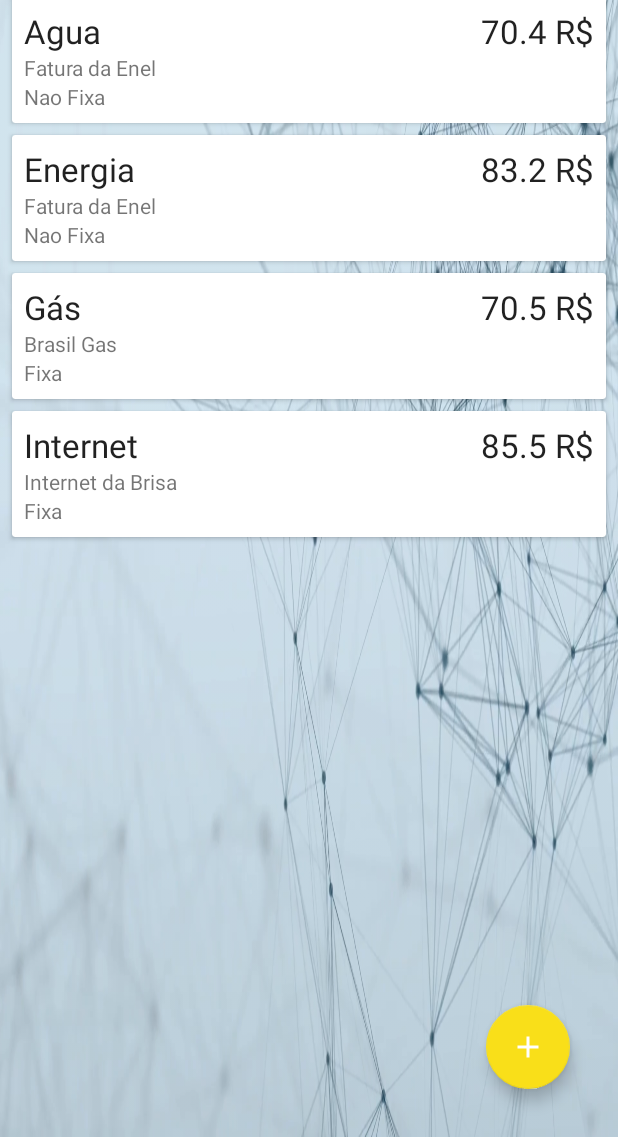
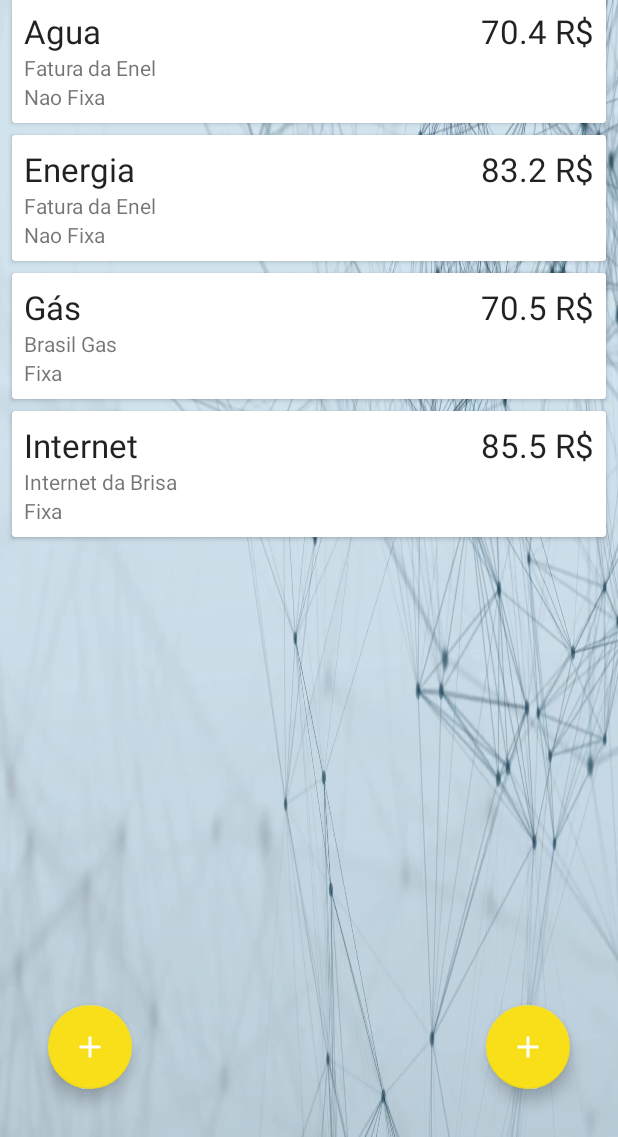
Before and after one commit to gildardmhn/DespesasAppAndroid, an Android app: the MainActivity screen opened directly, with no data from a screen before it, on a phone screen of 412 x 824 dp, the part 99-1236 px from its top. Run offline under Robolectric (Android 15) with nearby library versions, the phone set to English and light mode, and no system bars; our stand-ins replace Firebase (no records; nobody signed in at launch, a user with empty details on screens opened directly), Room's generated code.

```diff
--- a/app/build.gradle
+++ b/app/build.gradle
@@ -1,4 +1,5 @@
 apply plugin: 'com.android.application'
+apply plugin: 'com.google.gms.google-services'
 
 android {
     compileSdkVersion 28
@@ -23,6 +24,8 @@ dependencies {
     def room_version = "2.1.0-beta01"
 
     implementation "androidx.lifecycle:lifecycle-extensions:$lifecycle_version"
+    implementation 'com.google.firebase:firebase-database:16.0.4'
+    implementation 'com.google.android.gms:play-services-maps:16.1.0'
     annotationProcessor "android.arch.lifecycle:compiler:$lifecycle_version"
 
     implementation "androidx.room:room-runtime:$room_version"
@@ -40,3 +43,5 @@ dependencies {
     androidTestImplementation 'androidx.test:runner:1.2.0-beta01'
     androidTestImplementation 'com.android.support.test.espresso:espresso-core:3.0.2'
 }
+
+apply plugin: 'com.google.gms.google-services'
--- a/app/src/main/java/com/codinginflow/despesas/Activity/MainActivity.java
+++ b/app/src/main/java/com/codinginflow/despesas/Activity/MainActivity.java
@@ -23,8 +23,12 @@ import com.codinginflow.despesas.ViewModel.DespesaViewModel;
 import com.codinginflow.despesas.Model.Despesa;
 import com.codinginflow.despesas.R;
 import com.google.android.material.floatingactionbutton.FloatingActionButton;
+import com.google.firebase.FirebaseApp;
+import com.google.firebase.database.DatabaseReference;
+import com.google.firebase.database.FirebaseDatabase;
 
 import java.util.List;
+import java.util.UUID;
 
 public class MainActivity extends AppCompatActivity {
 
@@ -35,10 +39,15 @@ public class MainActivity extends AppCompatActivity {
     private DrawerLayout mDrawerLayout;
     private ActionBarDrawerToggle mToggle;
 
+    FirebaseDatabase firebaseDatabase;
+    DatabaseReference databaseReference;
+
     @Override
     protected void onCreate(Bundle savedInstanceState) {
         super.onCreate(savedInstanceState);
         setContentView(R.layout.activity_main);
+
+        inicializarFirebase();
 
         mDrawerLayout = (DrawerLayout) findViewById(R.id.drawer);
         mToggle = new ActionBarDrawerToggle(this, mDrawerLayout, R.string.open, R.string.close);
@@ -54,6 +63,15 @@ public class MainActivity extends AppCompatActivity {
             public void onClick(View v) {
                 Intent intent = new Intent(MainActivity.this, AddEditDespesaActivity.class);
                 startActivityForResult(intent, ADD_DESPESA_REQUEST);
+            }
+        });
+
+        FloatingActionButton buttonMapa = findViewById(R.id.button_map);
+        buttonMapa.setOnClickListener(new View.OnClickListener() {
+            @Override
+            public void onClick(View v) {
+                Intent intent = new Intent(MainActivity.this, MapsActivity.class);
+                startActivity(intent);
             }
         });
 
@@ -99,6 +117,13 @@ public class MainActivity extends AppCompatActivity {
         });
     }
 
+    private void inicializarFirebase() {
+        FirebaseApp.initializeApp(MainActivity.this);
+        firebaseDatabase = FirebaseDatabase.getInstance();
+        databaseReference = firebaseDatabase.getReference();
+    }
+
+
     @Override
     protected void onActivityResult(int requestCode, int resultCode, Intent data) {
         super.onActivityResult(requestCode, resultCode, data);
@@ -108,9 +133,15 @@ public class MainActivity extends AppCompatActivity {
             String descricao = data.getStringExtra(AddEditDespesaActivity.EXTRA_DESCRICAO);
             String tipo = data.getStringExtra(AddEditDespesaActivity.EXTRA_TIPO);
             Double preco = data.getDoubleExtra(AddEditDespesaActivity.EXTRA_PRECO, 0.0);
+            String hash = UUID.randomUUID().toString();
 
             Despesa despesa = new Despesa(titulo, descricao, tipo, preco);
+
+            despesa.setHash(hash);
+            databaseReference.child("Despesa").child(despesa.getHash()).setValue(despesa);
             despesaViewModel.insert(despesa);
+
+
             Toast.makeText(this, "Despesa salva com sucesso", Toast.LENGTH_SHORT).show();
 
         } else if (requestCode == EDIT_DESPESA_REQUEST && resultCode == RESULT_OK) {
--- a/app/src/main/res/layout/activity_main.xml
+++ b/app/src/main/res/layout/activity_main.xml
@@ -39,6 +39,14 @@
             android:layout_gravity="bottom|end"
             android:layout_margin="32dp"
             android:src="@drawable/ic_add" />
+
+        <com.google.android.material.floatingactionbutton.FloatingActionButton
+            android:id="@+id/button_map"
+            android:layout_width="wrap_content"
+            android:layout_height="wrap_content"
+            android:layout_gravity="bottom"
+            android:layout_margin="32dp"
+            android:src="@drawable/ic_add" />
     </androidx.coordinatorlayout.widget.CoordinatorLayout>
 
 </androidx.drawerlayout.widget.DrawerLayout>
--- a/app/src/main/res/values/strings.xml
+++ b/app/src/main/res/values/strings.xml
@@ -2,4 +2,5 @@
     <string name="app_name">Despesas</string>
     <string name="open">Abrir</string>
     <string name="close">Fechar</string>
+    <string name="title_activity_maps">Map</string>
 </resources>
--- a/build.gradle
+++ b/build.gradle
@@ -8,6 +8,7 @@ buildscript {
     }
     dependencies {
         classpath 'com.android.tools.build:gradle:3.4.1'
+        classpath 'com.google.gms:google-services:4.2.0'
 
         // NOTE: Do not place your application dependencies here; they belong
         // in the individual module build.gradle files
```
Also changed, not shown: app/src/debug/res/values/google_maps_api.xml (added, +24 -0 lines), app/src/main/AndroidManifest.xml (+25 -1 lines), app/src/main/java/com/codinginflow/despesas/Activity/MapsActivity.java (added, +48 -0 lines), app/src/main/java/com/codinginflow/despesas/Model/Despesa.java (+9 -0 lines), app/src/main/res/layout/activity_maps.xml (added, +9 -0 lines), 3 other files.
